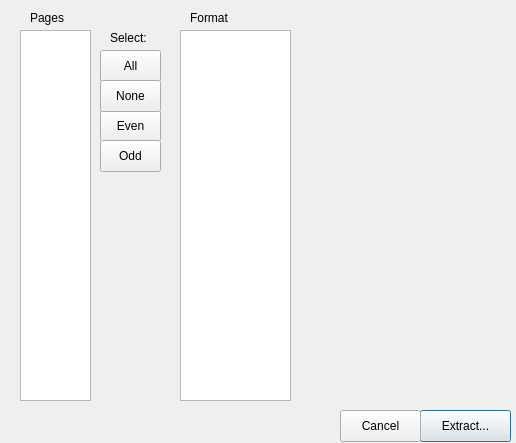
First picture: the form in ExtractPagesDialog.ui, repository ailinwang/qt-gsview, before the edit.
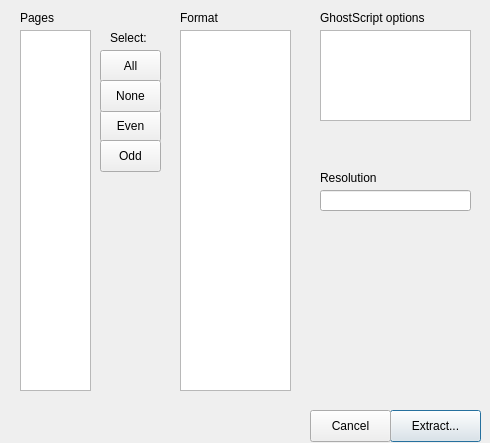
Second picture: the form after the edit.

Commit message: more work on extract pages

```diff
--- a/ExtractPagesDialog.ui
+++ b/ExtractPagesDialog.ui
@@ -6,7 +6,7 @@
    <rect>
     <x>0</x>
     <y>0</y>
-    <width>516</width>
+    <width>490</width>
     <height>443</height>
    </rect>
   </property>
@@ -16,7 +16,7 @@
   <widget class="QPushButton" name="extractButton">
    <property name="geometry">
     <rect>
-     <x>420</x>
+     <x>390</x>
      <y>410</y>
      <width>91</width>
      <height>32</height>
@@ -29,7 +29,7 @@
   <widget class="QPushButton" name="cancelButton">
    <property name="geometry">
     <rect>
-     <x>340</x>
+     <x>310</x>
      <y>410</y>
      <width>81</width>
      <height>32</height>
@@ -45,7 +45,7 @@
      <x>180</x>
      <y>30</y>
      <width>111</width>
-     <height>371</height>
+     <height>361</height>
     </rect>
    </property>
   </widget>
@@ -55,7 +55,7 @@
      <x>20</x>
      <y>30</y>
      <width>71</width>
-     <height>371</height>
+     <height>361</height>
     </rect>
    </property>
    <property name="selectionMode">
@@ -117,7 +117,7 @@
   <widget class="QLabel" name="label">
    <property name="geometry">
     <rect>
-     <x>190</x>
+     <x>180</x>
      <y>10</y>
      <width>59</width>
      <height>16</height>
@@ -130,7 +130,7 @@
   <widget class="QLabel" name="label_2">
    <property name="geometry">
     <rect>
-     <x>30</x>
+     <x>20</x>
      <y>10</y>
      <width>59</width>
      <height>16</height>
@@ -153,6 +153,52 @@
     <string>Select:</string>
    </property>
   </widget>
+  <widget class="QLabel" name="label_4">
+   <property name="geometry">
+    <rect>
+     <x>320</x>
+     <y>10</y>
+     <width>131</width>
+     <height>16</height>
+    </rect>
+   </property>
+   <property name="text">
+    <string>GhostScript options</string>
+   </property>
+  </widget>
+  <widget class="QPlainTextEdit" name="ghostscriptOptions">
+   <property name="geometry">
+    <rect>
+     <x>320</x>
+     <y>30</y>
+     <width>151</width>
+     <height>91</height>
+    </rect>
+   </property>
+  </widget>
+  <widget class="QLabel" name="label_5">
+   <property name="geometry">
+    <rect>
+     <x>320</x>
+     <y>170</y>
+     <width>91</width>
+     <height>16</height>
+    </rect>
+   </property>
+   <property name="text">
+    <string>Resolution</string>
+   </property>
+  </widget>
+  <widget class="QLineEdit" name="resolution">
+   <property name="geometry">
+    <rect>
+     <x>320</x>
+     <y>190</y>
+     <width>151</width>
+     <height>21</height>
+    </rect>
+   </property>
+  </widget>
  </widget>
  <resources/>
  <connections/>
```
The commit also changes 2 other files.
